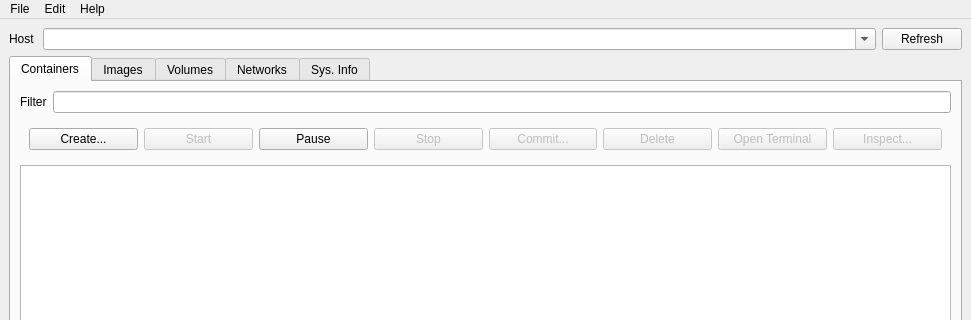
The window that QtDocker/ui/mainwindow.ui (sujiwo/QtDocker) describes before a commit, drawn with Qt 5; both pictures show x 0 to 971 and y 0 to 320 of the 971 by 658 pixel window.
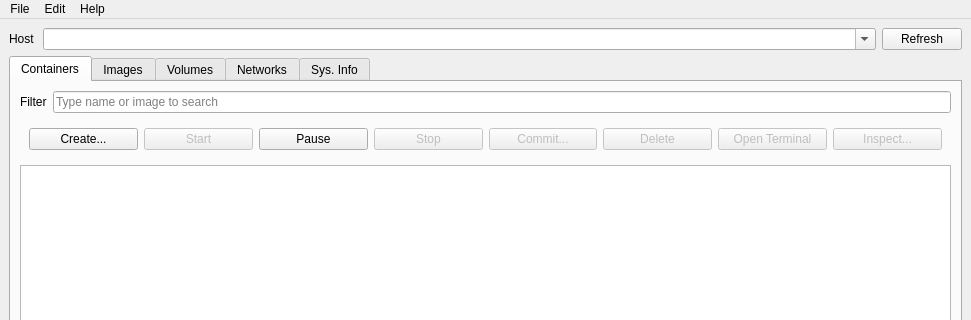
The same window after the commit. Icons and pictures are not drawn.

The edit to the form file:
```diff
--- a/QtDocker/ui/mainwindow.ui
+++ b/QtDocker/ui/mainwindow.ui
@@ -103,7 +103,7 @@
             <item>
              <widget class="QLineEdit" name="containerFilterInp">
               <property name="placeholderText">
-               <string/>
+               <string>Type name or image to search</string>
               </property>
               <property name="clearButtonEnabled">
                <bool>true</bool>
```
Left out of the diff: 66 changed lines with no effect on the pictures.
